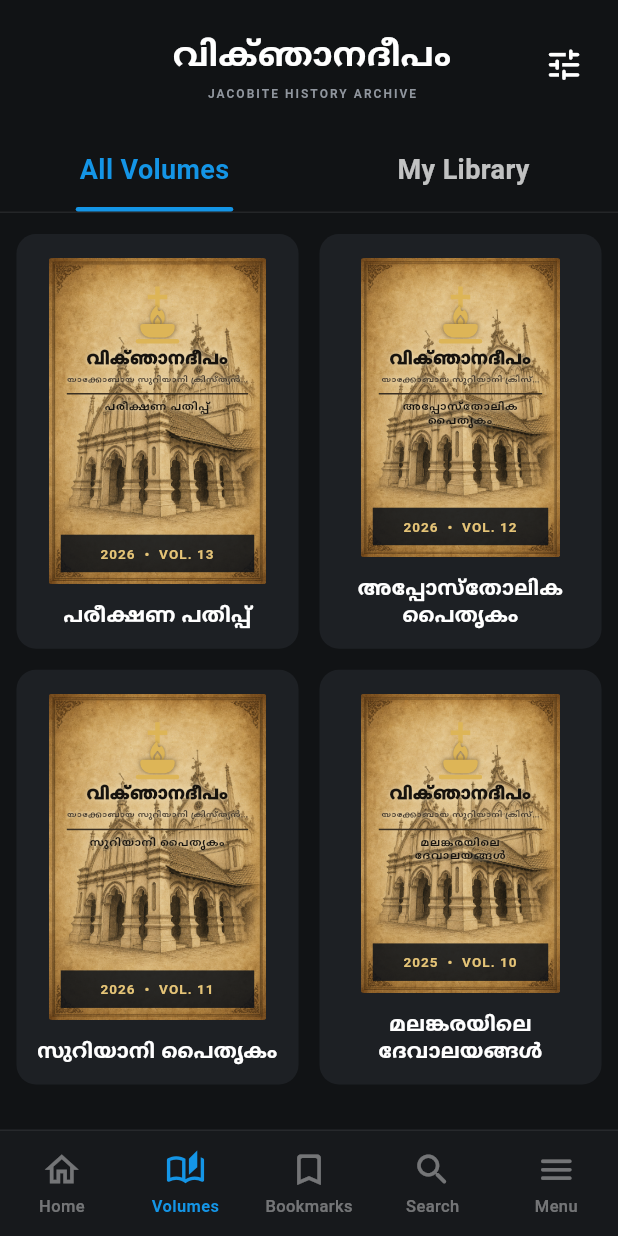
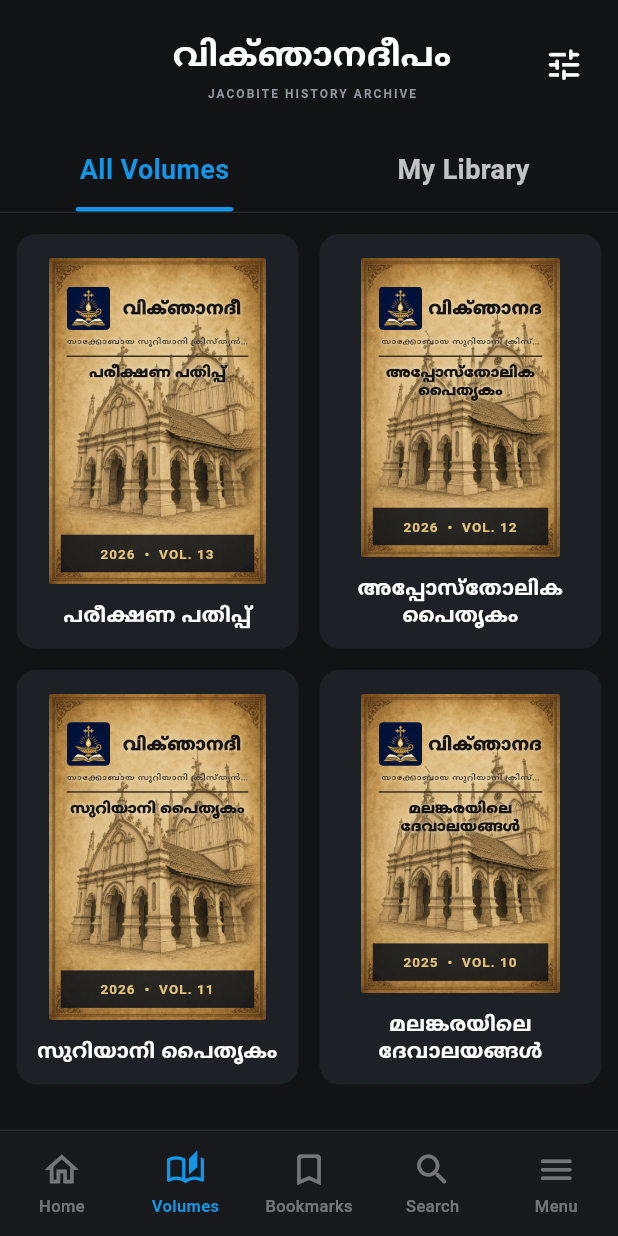
Before and after one commit to Albin-kp/viknjanadeepam, a Flutter app: the screen it shows after launch, on a phone screen of 412 x 824 dp. Run offline on Flutter 3.47's test engine with Material 3 defaults, Android fonts, the phone set to English and light mode, and no system bars.

Commit message:
Add supplied logo to magazine covers

```diff
--- a/lib/screens/library_screen.dart
+++ b/lib/screens/library_screen.dart
@@ -324,16 +324,28 @@ class _VolumeTile extends StatelessWidget {
                             color: Colors.transparent,
                             child: Column(
                               children: [
-                                const _LampMark(),
-                                const SizedBox(height: 3),
-                                const Text(
+                                Row(
+                                  mainAxisAlignment: MainAxisAlignment.center,
+                                  children: [
+                                    ClipRRect(
+                                      borderRadius: BorderRadius.circular(3),
+                                      child: Image.asset(
+                                        'assets/images/vijnanadeepam-logo.png',
+                                        width: 29,
+                                        height: 29,
+                                        fit: BoxFit.cover,
+                                      ),
+                                    ),
+                                    const SizedBox(width: 4),
+                                    const Flexible(
+                                      child: Text(
                                         'വിക്ഞാനദീപം',
                                         maxLines: 1,
                                         overflow: TextOverflow.clip,
                                         textAlign: TextAlign.center,
                                         style: TextStyle(
                                           color: Color(0xFF17130E),
-                                    fontSize: 12.5,
+                                          fontSize: 12.8,
                                           height: 1,
                                           fontWeight: FontWeight.w900,
                                           shadows: [
@@ -344,7 +356,10 @@ class _VolumeTile extends StatelessWidget {
                                           ],
                                         ),
                                       ),
-                                const SizedBox(height: 4),
+                                    ),
+                                  ],
+                                ),
+                                const SizedBox(height: 3),
                                 const Text(
                                   'യാക്കോബായ സുറിയാനി ക്രിസ്ത്യൻ ചരിത്ര മാസിക',
                                   maxLines: 1,
@@ -370,16 +385,16 @@ class _VolumeTile extends StatelessWidget {
                                 ),
                                 const SizedBox(height: 4),
                                 Text(
-                                  volume.title.toUpperCase(),
-                                  maxLines: 2,
+                                  volume.title,
+                                  maxLines: 3,
                                   overflow: TextOverflow.ellipsis,
                                   textAlign: TextAlign.center,
                                   style: const TextStyle(
                                     color: Color(0xFF17130E),
-                                    fontSize: 8,
-                                    height: 1.12,
-                                    letterSpacing: .45,
-                                    fontWeight: FontWeight.w800,
+                                    fontSize: 11,
+                                    height: 1.08,
+                                    letterSpacing: .1,
+                                    fontWeight: FontWeight.w900,
                                     shadows: [
                                       Shadow(
                                         color: Color(0xDDF4E7C5),
@@ -574,86 +589,3 @@ class _BottomNavigation extends StatelessWidget {
     );
   }
 }
-
-class _LampMark extends StatelessWidget {
-  const _LampMark();
-
-  @override
-  Widget build(BuildContext context) {
-    return SizedBox(
-      width: 31,
-      height: 38,
-      child: Stack(
-        alignment: Alignment.center,
-        children: [
-          Positioned(
-            top: 0,
-            child: SizedBox(
-              width: 15,
-              height: 14,
-              child: Stack(
-                alignment: Alignment.center,
-                children: [
-                  Container(
-                    width: 3,
-                    height: 14,
-                    color: const Color(0xFFDDB557),
-                  ),
-                  Container(
-                    width: 13,
-                    height: 3,
-                    color: const Color(0xFFDDB557),
-                  ),
-                ],
-              ),
-            ),
-          ),
-          Positioned(
-            top: 11,
-            child: Transform.scale(
-              scaleX: .8,
-              child: const Icon(
-                Icons.local_fire_department_rounded,
-                size: 18,
-                color: Color(0xFFDDB557),
-                shadows: [
-                  Shadow(color: Color(0x993A2910), blurRadius: 2),
-                ],
-              ),
-            ),
-          ),
-          Positioned(
-            bottom: 4,
-            child: Container(
-              width: 23,
-              height: 9,
-              decoration: const BoxDecoration(
-                color: Color(0xFFDDB557),
-                borderRadius: BorderRadius.only(
-                  bottomLeft: Radius.circular(12),
-                  bottomRight: Radius.circular(12),
-                  topLeft: Radius.circular(3),
-                  topRight: Radius.circular(3),
-                ),
-                boxShadow: [
-                  BoxShadow(color: Color(0x993A2910), blurRadius: 2),
-                ],
-              ),
-            ),
-          ),
-          Positioned(
-            bottom: 0,
-            child: Container(
-              width: 29,
-              height: 3,
-              decoration: BoxDecoration(
-                color: const Color(0xFFDDB557),
-                borderRadius: BorderRadius.circular(2),
-              ),
-            ),
-          ),
-        ],
-      ),
-    );
-  }
-}
--- a/pubspec.yaml
+++ b/pubspec.yaml
@@ -59,6 +59,7 @@ flutter:
   uses-material-design: true
   assets:
     - assets/images/heritage-cover.png
+    - assets/images/vijnanadeepam-logo.png
     - assets/data/catalog.json
 
   # To add assets to your application, add an assets section, like this:
```
Also changed, not shown: assets/images/vijnanadeepam-logo.png (added), 1 other file. Lines whose indentation alone changed are shown as unchanged.
